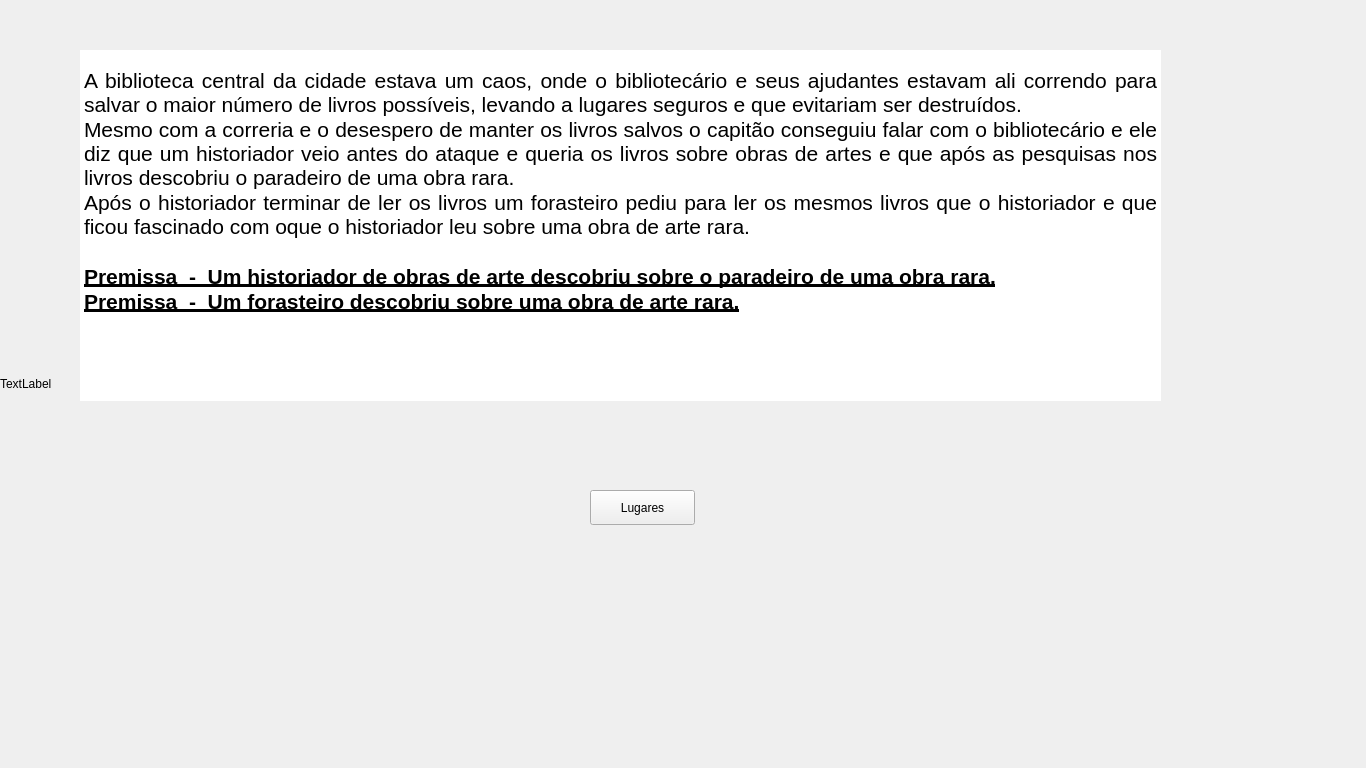
Qt form ui/tenthwindow.ui (eriklemy/Detetive) before a commit.
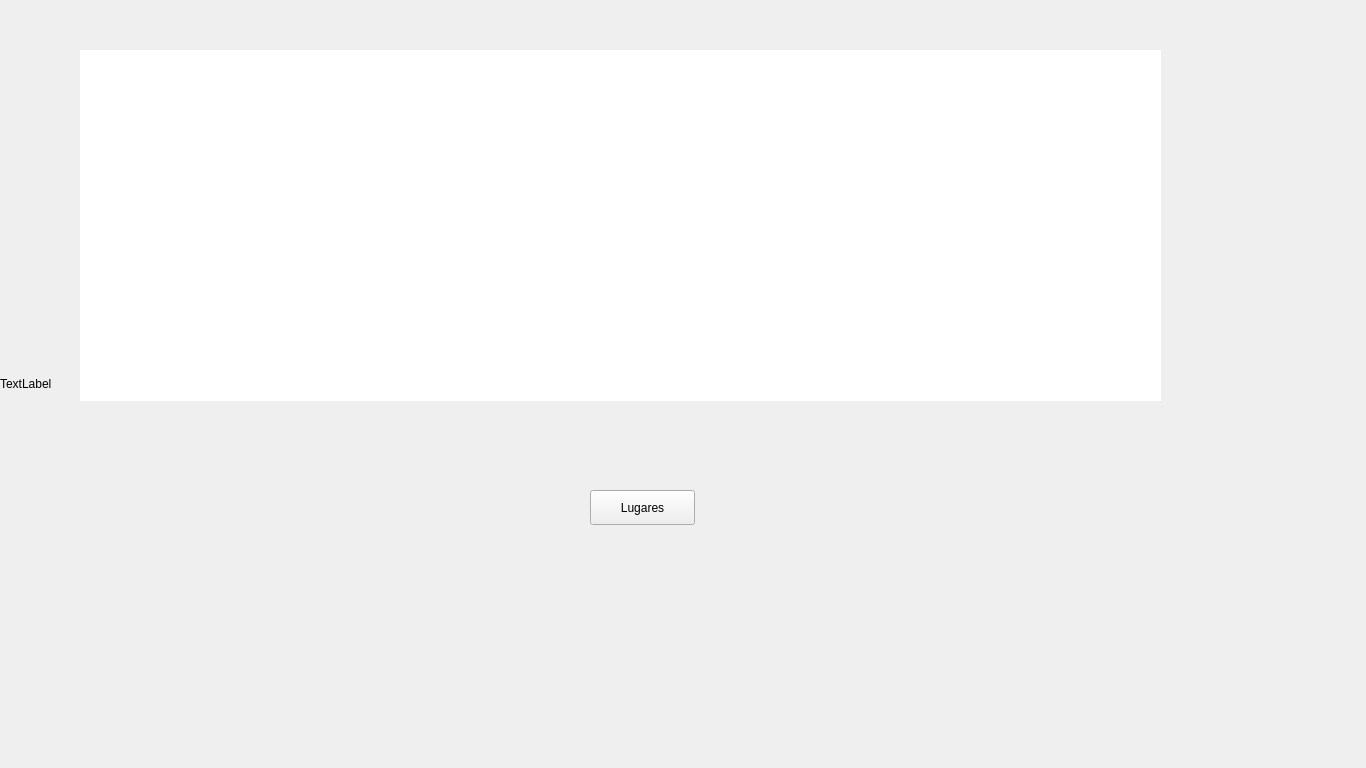
The same form after that commit.

Diff of the .ui file:
```diff
--- a/ui/tenthwindow.ui
+++ b/ui/tenthwindow.ui
@@ -76,12 +76,12 @@
 p, li { white-space: pre-wrap; }
 &lt;/style&gt;&lt;/head&gt;&lt;body style=&quot; font-family:'Segoe UI'; font-size:9pt; font-weight:400; font-style:normal;&quot;&gt;
 &lt;p align=&quot;justify&quot; style=&quot;-qt-paragraph-type:empty; margin-top:0px; margin-bottom:0px; margin-left:0px; margin-right:0px; -qt-block-indent:0; text-indent:0px;&quot;&gt;&lt;br /&gt;&lt;/p&gt;
-&lt;p align=&quot;justify&quot; style=&quot; margin-top:0px; margin-bottom:0px; margin-left:0px; margin-right:0px; -qt-block-indent:0; text-indent:0px;&quot;&gt;&lt;span style=&quot; font-size:16pt;&quot;&gt;A biblioteca central da cidade estava um caos, onde o bibliotecário e seus ajudantes estavam ali correndo para salvar o maior número de livros possíveis, levando a lugares seguros e que evitariam ser destruídos.&lt;/span&gt;&lt;/p&gt;
-&lt;p align=&quot;justify&quot; style=&quot; margin-top:0px; margin-bottom:0px; margin-left:0px; margin-right:0px; -qt-block-indent:0; text-indent:0px;&quot;&gt;&lt;span style=&quot; font-size:16pt;&quot;&gt;Mesmo com a correria e o desespero de manter os livros salvos o capitão conseguiu falar com o bibliotecário e ele diz que um historiador veio antes do ataque e queria os livros sobre obras de artes e que após as pesquisas nos livros descobriu o paradeiro de uma obra rara.&lt;/span&gt;&lt;/p&gt;
-&lt;p align=&quot;justify&quot; style=&quot; margin-top:0px; margin-bottom:0px; margin-left:0px; margin-right:0px; -qt-block-indent:0; text-indent:0px;&quot;&gt;&lt;span style=&quot; font-size:16pt;&quot;&gt;Após o historiador terminar de ler os livros um forasteiro pediu para ler os mesmos livros que o historiador e que ficou fascinado com oque o historiador leu sobre uma obra de arte rara.&lt;/span&gt;&lt;/p&gt;
-&lt;p align=&quot;justify&quot; style=&quot;-qt-paragraph-type:empty; margin-top:0px; margin-bottom:0px; margin-left:0px; margin-right:0px; -qt-block-indent:0; text-indent:0px; font-size:16pt;&quot;&gt;&lt;br /&gt;&lt;/p&gt;
-&lt;p align=&quot;justify&quot; style=&quot; margin-top:0px; margin-bottom:0px; margin-left:0px; margin-right:0px; -qt-block-indent:0; text-indent:0px;&quot;&gt;&lt;span style=&quot; font-size:16pt; font-weight:700; text-decoration: underline;&quot;&gt;Premissa  -  Um historiador de obras de arte descobriu sobre o paradeiro de uma obra rara.&lt;/span&gt;&lt;/p&gt;
-&lt;p align=&quot;justify&quot; style=&quot; margin-top:0px; margin-bottom:0px; margin-left:0px; margin-right:0px; -qt-block-indent:0; text-indent:0px;&quot;&gt;&lt;span style=&quot; font-size:16pt; font-weight:700; text-decoration: underline;&quot;&gt;Premissa  -  Um forasteiro descobriu sobre uma obra de arte rara.&lt;/span&gt;&lt;/p&gt;&lt;/body&gt;&lt;/html&gt;</string>
+&lt;p align=&quot;justify&quot; style=&quot; margin-top:0px; margin-bottom:0px; margin-left:0px; margin-right:0px; -qt-block-indent:0; text-indent:0px;&quot;&gt;&lt;span style=&quot; font-size:16pt; color:#ffffff;&quot;&gt;A biblioteca central da cidade estava um caos, onde o bibliotecário e seus ajudantes estavam ali correndo para salvar o maior número de livros possíveis, levando a lugares seguros e que evitariam ser destruídos.&lt;/span&gt;&lt;/p&gt;
+&lt;p align=&quot;justify&quot; style=&quot; margin-top:0px; margin-bottom:0px; margin-left:0px; margin-right:0px; -qt-block-indent:0; text-indent:0px;&quot;&gt;&lt;span style=&quot; font-size:16pt; color:#ffffff;&quot;&gt;Mesmo com a correria e o desespero de manter os livros salvos o capitão conseguiu falar com o bibliotecário e ele diz que um historiador veio antes do ataque e queria os livros sobre obras de artes e que após as pesquisas nos livros descobriu o paradeiro de uma obra rara.&lt;/span&gt;&lt;/p&gt;
+&lt;p align=&quot;justify&quot; style=&quot; margin-top:0px; margin-bottom:0px; margin-left:0px; margin-right:0px; -qt-block-indent:0; text-indent:0px;&quot;&gt;&lt;span style=&quot; font-size:16pt; color:#ffffff;&quot;&gt;Após o historiador terminar de ler os livros um forasteiro pediu para ler os mesmos livros que o historiador e que ficou fascinado com oque o historiador leu sobre uma obra de arte rara.&lt;/span&gt;&lt;/p&gt;
+&lt;p align=&quot;justify&quot; style=&quot;-qt-paragraph-type:empty; margin-top:0px; margin-bottom:0px; margin-left:0px; margin-right:0px; -qt-block-indent:0; text-indent:0px; font-size:16pt; color:#ffffff;&quot;&gt;&lt;br /&gt;&lt;/p&gt;
+&lt;p align=&quot;justify&quot; style=&quot; margin-top:0px; margin-bottom:0px; margin-left:0px; margin-right:0px; -qt-block-indent:0; text-indent:0px;&quot;&gt;&lt;span style=&quot; font-size:16pt; font-weight:700; text-decoration: underline; color:#ffffff;&quot;&gt;Premissa  -  Um historiador de obras de arte descobriu sobre o paradeiro de uma obra rara.&lt;/span&gt;&lt;/p&gt;
+&lt;p align=&quot;justify&quot; style=&quot; margin-top:0px; margin-bottom:0px; margin-left:0px; margin-right:0px; -qt-block-indent:0; text-indent:0px;&quot;&gt;&lt;span style=&quot; font-size:16pt; font-weight:700; text-decoration: underline; color:#ffffff;&quot;&gt;Premissa  -  Um forasteiro descobriu sobre uma obra de arte rara.&lt;/span&gt;&lt;/p&gt;&lt;/body&gt;&lt;/html&gt;</string>
     </property>
    </widget>
    <zorder>label</zorder>
```
